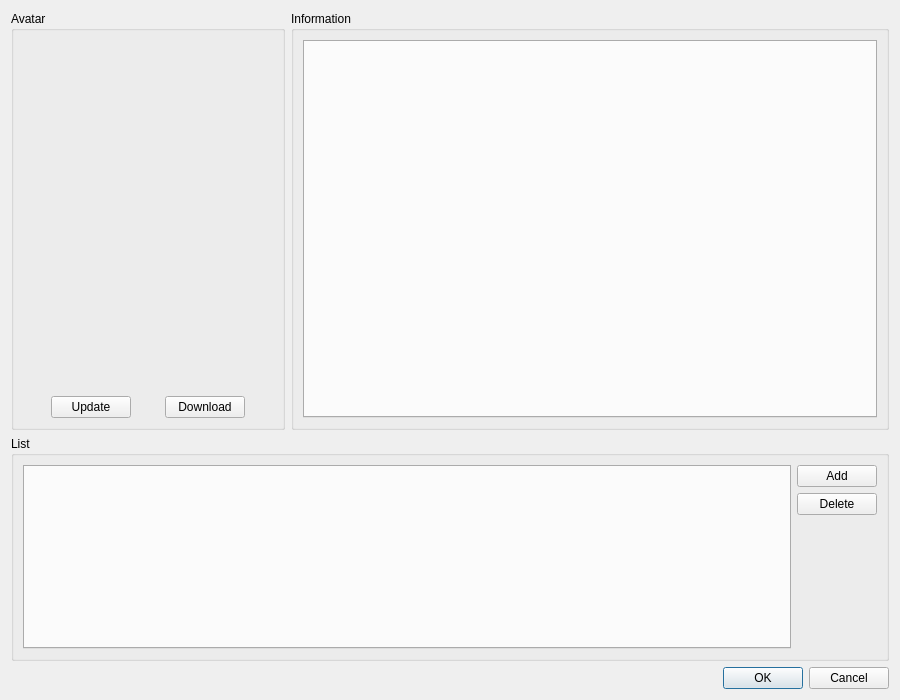
samwellzuk/regbook, file regbclt/ui/MemberDlg.ui: the form before one commit.
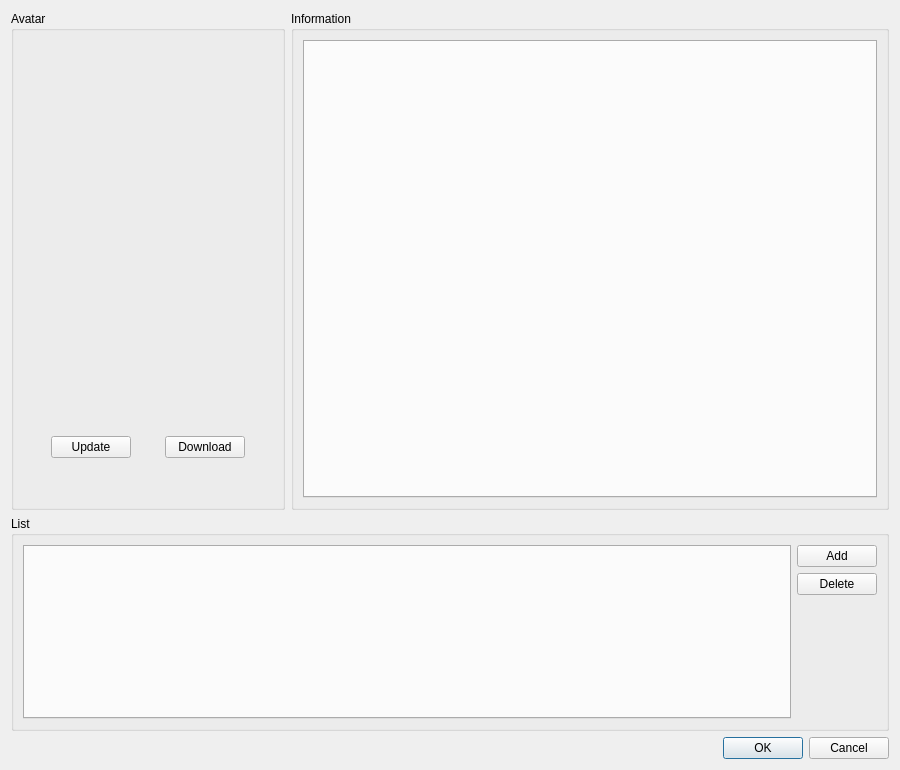
The form after the commit. Icons and pictures are not drawn.

The edit to the form file:
```diff
--- a/regbclt/ui/MemberDlg.ui
+++ b/regbclt/ui/MemberDlg.ui
@@ -7,7 +7,7 @@
     <x>0</x>
     <y>0</y>
     <width>900</width>
-    <height>700</height>
+    <height>770</height>
    </rect>
   </property>
   <property name="windowTitle">
@@ -22,6 +22,19 @@
         <string>Avatar</string>
        </property>
        <layout class="QVBoxLayout" name="avatarVerticalLayout">
+        <item>
+         <spacer name="verticalSpacer_3">
+          <property name="orientation">
+           <enum>Qt::Vertical</enum>
+          </property>
+          <property name="sizeHint" stdset="0">
+           <size>
+            <width>20</width>
+            <height>40</height>
+           </size>
+          </property>
+         </spacer>
+        </item>
         <item>
          <widget class="QLabel" name="avatarLabel">
           <property name="minimumSize">
@@ -74,6 +87,19 @@
           </item>
          </layout>
         </item>
+        <item>
+         <spacer name="verticalSpacer_2">
+          <property name="orientation">
+           <enum>Qt::Vertical</enum>
+          </property>
+          <property name="sizeHint" stdset="0">
+           <size>
+            <width>20</width>
+            <height>40</height>
+           </size>
+          </property>
+         </spacer>
+        </item>
        </layout>
       </widget>
      </item>
```
Left out of the diff: 13 changed lines with no effect on the pictures.
